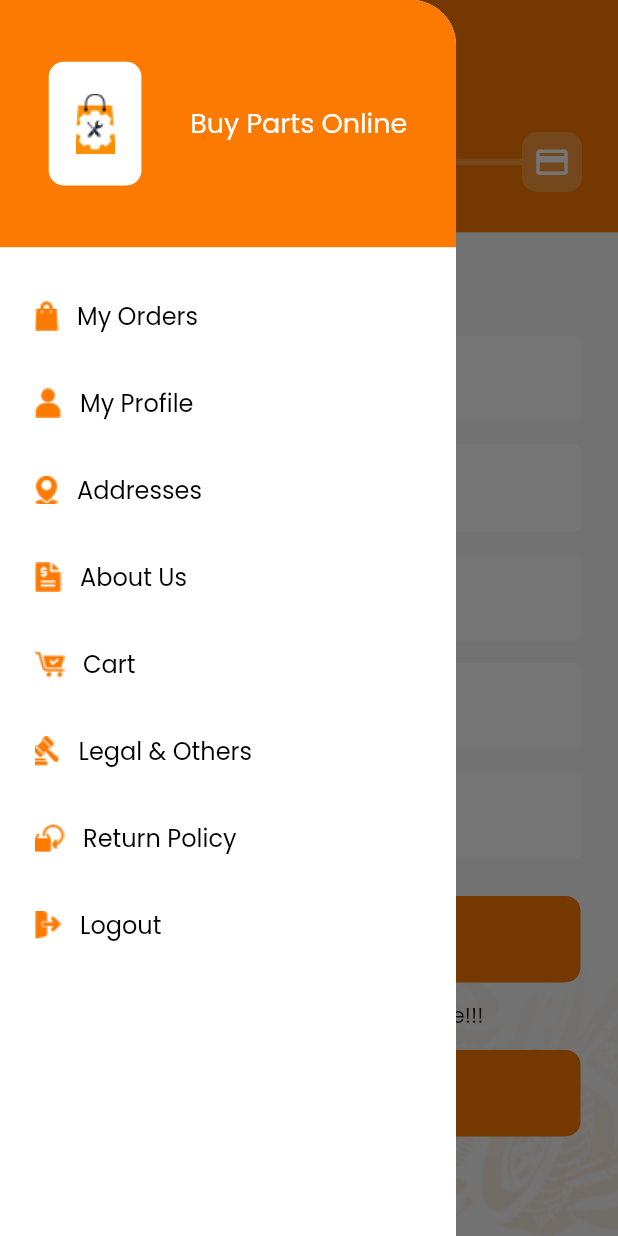
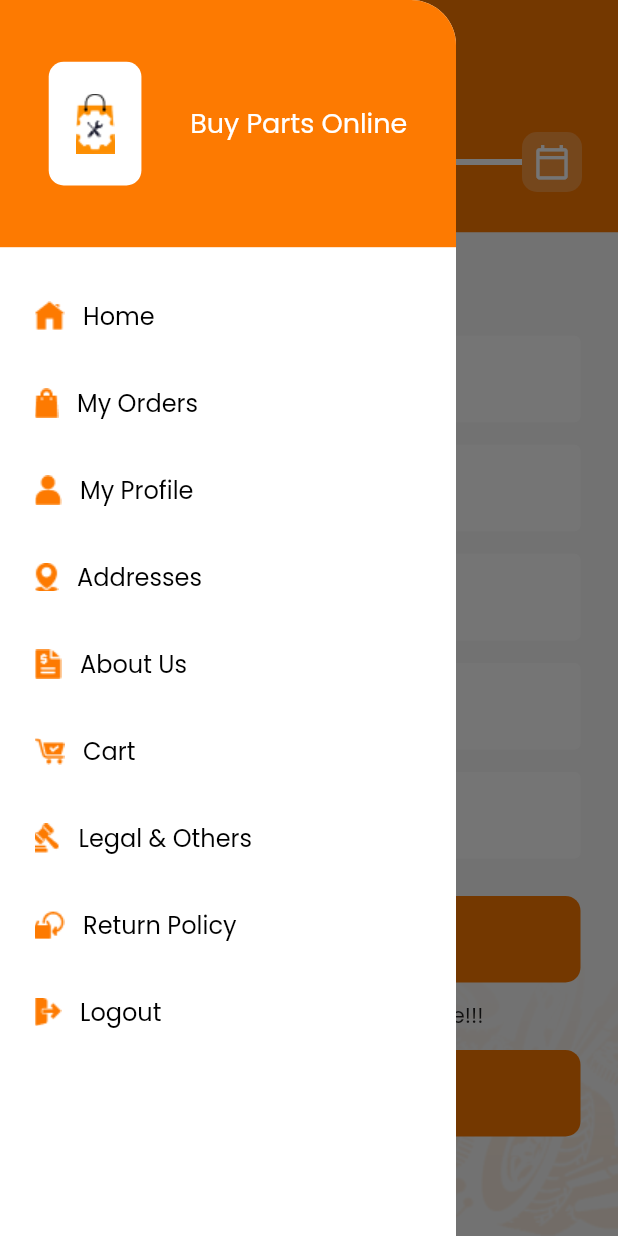
Before and after one commit to SahilMunjapara/buypartsonline, a Flutter app: the CartAddressScreen screen opened by its route, with the side drawer open, on a phone screen of 412 x 824 dp. Run offline on Flutter 3.47's test engine with Material 2 defaults, Android fonts, the phone set to English and light mode, and no system bars; our stand-ins replace badges, bloc, equatable, flutter_bloc, fluttertoast, pull_to_refresh and 2 more; missing offline and left inert: razorpay_flutter; accounts and stored records are empty; network calls fail.

Commit message:
Manage the home button navigation at drawer and manage the limit of address length at cart screen and address screen

```diff
--- a/lib/Screen/addressScreen/presentation/address_screen.dart
+++ b/lib/Screen/addressScreen/presentation/address_screen.dart
@@ -217,7 +217,7 @@ class _AddressScreenState extends State<AddressScreen> {
                                   ),
                                   verticalSpace(15),
                                   CustomTextField(
-                                    maxLength: 100,
+                                    maxLength: 200,
                                     controller: addressController,
                                     focusNode: addressFocusNode,
                                     validator: Validator.addressValidator,
--- a/lib/Screen/cartScreen/presentation/cart_address_screen.dart
+++ b/lib/Screen/cartScreen/presentation/cart_address_screen.dart
@@ -9,6 +9,7 @@ import 'package:buypartsonline/UI_Helper/string.dart';
 import 'package:buypartsonline/UI_Helper/text_style.dart';
 import 'package:buypartsonline/Utils/app_preferences/app_preferences.dart';
 import 'package:buypartsonline/Utils/app_preferences/prefrences_key.dart';
+import 'package:buypartsonline/Utils/enums.dart';
 import 'package:buypartsonline/Utils/size_utils/size_utils.dart';
 import 'package:buypartsonline/Utils/validation/validation.dart';
 import 'package:buypartsonline/common_widget/bottom_design.dart';
@@ -95,7 +96,9 @@ class _CartAddressScreenState extends State<CartAddressScreen> {
     return Scaffold(
       backgroundColor: colorWhiteBackground,
       key: _scaffoldKey,
-      drawer: const HomeScreenDrawer(),
+      drawer: const HomeScreenDrawer(
+        currentScreen: HomeScreenDrawerEnum.cart,
+      ),
       appBar: AppBar(
         elevation: 0,
         title: Text(
@@ -181,7 +184,7 @@ class _CartAddressScreenState extends State<CartAddressScreen> {
                                   ),
                                   verticalSpace(15),
                                   CustomTextField(
-                                    maxLength: 100,
+                                    maxLength: 200,
                                     controller: addressController,
                                     focusNode: addressFocusNode,
                                     validator: Validator.addressValidator,
--- a/lib/Screen/cartScreen/presentation/cart_payout_screen.dart
+++ b/lib/Screen/cartScreen/presentation/cart_payout_screen.dart
@@ -9,6 +9,7 @@ import 'package:buypartsonline/UI_Helper/colors.dart';
 import 'package:buypartsonline/UI_Helper/images.dart';
 import 'package:buypartsonline/UI_Helper/string.dart';
 import 'package:buypartsonline/UI_Helper/text_style.dart';
+import 'package:buypartsonline/Utils/enums.dart';
 import 'package:buypartsonline/Utils/size_utils/size_utils.dart';
 import 'package:buypartsonline/common_widget/bottom_design.dart';
 import 'package:buypartsonline/common_widget/home_screen_drawer.dart';
@@ -123,7 +124,9 @@ class _CartPayoutScreenState extends State<CartPayoutScreen> {
     return Scaffold(
       backgroundColor: colorWhiteBackground,
       key: _scaffoldKey,
-      drawer: const HomeScreenDrawer(),
+      drawer: const HomeScreenDrawer(
+        currentScreen: HomeScreenDrawerEnum.cart,
+      ),
       appBar: AppBar(
         elevation: 0,
         title: Text(
--- a/lib/Screen/cartScreen/presentation/cart_screen.dart
+++ b/lib/Screen/cartScreen/presentation/cart_screen.dart
@@ -12,6 +12,7 @@ import 'package:buypartsonline/UI_Helper/string.dart';
 import 'package:buypartsonline/UI_Helper/text_style.dart';
 import 'package:buypartsonline/Utils/app_preferences/app_preferences.dart';
 import 'package:buypartsonline/Utils/app_preferences/prefrences_key.dart';
+import 'package:buypartsonline/Utils/enums.dart';
 import 'package:buypartsonline/Utils/size_utils/size_utils.dart';
 import 'package:buypartsonline/common_widget/bottom_design.dart';
 import 'package:buypartsonline/common_widget/home_screen_drawer.dart';
@@ -58,7 +59,9 @@ class _CartScreenState extends State<CartScreen> {
     return Scaffold(
       backgroundColor: colorWhiteBackground,
       key: _scaffoldKey,
-      drawer: const HomeScreenDrawer(),
+      drawer: const HomeScreenDrawer(
+        currentScreen: HomeScreenDrawerEnum.cart,
+      ),
       appBar: AppBar(
         elevation: 0,
         title: Text(
--- a/lib/Screen/cartScreen/presentation/widget/header_stepper_widget.dart
+++ b/lib/Screen/cartScreen/presentation/widget/header_stepper_widget.dart
@@ -25,7 +25,7 @@ class HeaderStepperWidget extends StatelessWidget {
           Icons.shopping_cart_outlined,
           Icons.location_on_outlined,
           Icons.calendar_today_outlined,
-          Icons.credit_card,
+          // Icons.credit_card,
         ],
         curStep: currentStep,
         activeColor: colorWhite,
--- a/lib/Screen/homeScreen/presentation/page/home_screen.dart
+++ b/lib/Screen/homeScreen/presentation/page/home_screen.dart
@@ -13,6 +13,7 @@ import 'package:buypartsonline/UI_Helper/string.dart';
 import 'package:buypartsonline/UI_Helper/text_style.dart';
 import 'package:buypartsonline/Utils/app_preferences/app_preferences.dart';
 import 'package:buypartsonline/Utils/app_preferences/prefrences_key.dart';
+import 'package:buypartsonline/Utils/enums.dart';
 import 'package:buypartsonline/Utils/size_utils/size_utils.dart';
 import 'package:buypartsonline/common_widget/banner_carousel.dart';
 import 'package:buypartsonline/common_widget/bottom_design.dart';
@@ -75,7 +76,9 @@ class _HomeScreenState extends State<HomeScreen> {
         resizeToAvoidBottomInset: false,
         backgroundColor: colorWhiteBackground,
         key: _scaffoldKey,
-        drawer: const HomeScreenDrawer(),
+        drawer: const HomeScreenDrawer(
+          currentScreen: HomeScreenDrawerEnum.home,
+        ),
         appBar: AppBar(
           elevation: 0,
           title: Text(
--- a/lib/Screen/myOrderScreen/presentation/my_orders_screen.dart
+++ b/lib/Screen/myOrderScreen/presentation/my_orders_screen.dart
@@ -11,6 +11,7 @@ import 'package:buypartsonline/UI_Helper/string.dart';
 import 'package:buypartsonline/UI_Helper/text_style.dart';
 import 'package:buypartsonline/Utils/app_preferences/app_preferences.dart';
 import 'package:buypartsonline/Utils/app_preferences/prefrences_key.dart';
+import 'package:buypartsonline/Utils/enums.dart';
 import 'package:buypartsonline/Utils/size_utils/size_utils.dart';
 import 'package:buypartsonline/common_widget/bottom_design.dart';
 import 'package:buypartsonline/common_widget/home_screen_drawer.dart';
@@ -66,7 +67,9 @@ class _MyOrderScreenState extends State<MyOrderScreen> {
     return Scaffold(
       key: _scaffoldKey,
       backgroundColor: colorWhiteBackground,
-      drawer: const HomeScreenDrawer(),
+      drawer: const HomeScreenDrawer(
+        currentScreen: HomeScreenDrawerEnum.myOrders,
+      ),
       appBar: AppBar(
         elevation: 0,
         title: Text(
--- a/lib/UI_Helper/images.dart
+++ b/lib/UI_Helper/images.dart
@@ -36,4 +36,5 @@ class AssetStrings {
   static const String onRadio = 'assets/png/onradio.png';
   static const String offRadio = 'assets/png/offradio.png';
   static const String contactUs = 'assets/png/contactus.png';
+  static const String home = 'assets/png/home.png';
 }
--- a/lib/UI_Helper/string.dart
+++ b/lib/UI_Helper/string.dart
@@ -137,6 +137,7 @@ class Strings {
   static const String returnPolicy = 'Return Policy';
   static const String cancelOrder = 'Cancel Order';
   static const String trackOrder = 'Track Order';
+  static const String home = 'Home';
 }
 
 List<String> razorPayWalletList = [
--- /dev/null
+++ b/lib/Utils/enums.dart
@@ -0,0 +1 @@
+enum HomeScreenDrawerEnum { home, myOrders, cart }
--- a/lib/Utils/validation/validation.dart
+++ b/lib/Utils/validation/validation.dart
@@ -80,8 +80,8 @@ class Validator {
   static String? addressValidator(String? value) {
     if (value?.isEmpty ?? false) {
       return 'Address is required';
-    } else if (value!.length > 50) {
-      return 'Address should be 50 character';
+    } else if (value!.length > 200) {
+      return 'Address should be 200 character';
     } else {
       return null;
     }
--- a/lib/common_widget/home_screen_drawer.dart
+++ b/lib/common_widget/home_screen_drawer.dart
@@ -4,12 +4,14 @@ import 'package:buypartsonline/UI_Helper/images.dart';
 import 'package:buypartsonline/UI_Helper/string.dart';
 import 'package:buypartsonline/UI_Helper/text_style.dart';
 import 'package:buypartsonline/Utils/app_preferences/app_preferences.dart';
+import 'package:buypartsonline/Utils/enums.dart';
 import 'package:buypartsonline/Utils/size_utils/size_utils.dart';
 import 'package:buypartsonline/common_widget/space_widget.dart';
 import 'package:flutter/material.dart';
 
 class HomeScreenDrawer extends StatefulWidget {
-  const HomeScreenDrawer({Key? key}) : super(key: key);
+  const HomeScreenDrawer({this.currentScreen, Key? key}) : super(key: key);
+  final HomeScreenDrawerEnum? currentScreen;
 
   @override
   _HomeScreenDrawerState createState() => _HomeScreenDrawerState();
@@ -82,14 +84,31 @@ class _HomeScreenDrawerState extends State<HomeScreenDrawer> {
                       //   text: Strings.searchByVIN,
                       //   ontap: () {},
                       // ),
-                      // verticalSpace(34),
+                      drawerList(
+                        image: AssetStrings.home,
+                        text: Strings.home,
+                        ontap: () {
+                          Navigator.of(context).pop();
+                          if (widget.currentScreen !=
+                              HomeScreenDrawerEnum.home) {
+                            Navigator.of(context).pushNamedAndRemoveUntil(
+                              Routes.homeScreen,
+                              (context) => false,
+                            );
+                          }
+                        },
+                      ),
+                      verticalSpace(34),
                       drawerList(
                         image: AssetStrings.myOrders,
                         text: Strings.myOrders,
                         ontap: () {
                           Navigator.of(context).pop();
-                          Navigator.of(context)
-                              .pushNamed(Routes.myOrdersScreen);
+                          if (widget.currentScreen !=
+                              HomeScreenDrawerEnum.myOrders) {
+                            Navigator.of(context)
+                                .pushNamed(Routes.myOrdersScreen);
+                          }
                         },
                       ),
                       verticalSpace(34),
@@ -126,7 +145,10 @@ class _HomeScreenDrawerState extends State<HomeScreenDrawer> {
                         text: Strings.cart,
                         ontap: () {
                           Navigator.pop(context);
-                          Navigator.pushNamed(context, Routes.cartScreen);
+                          if (widget.currentScreen !=
+                              HomeScreenDrawerEnum.cart) {
+                            Navigator.pushNamed(context, Routes.cartScreen);
+                          }
                         },
                       ),
                       // verticalSpace(34),
```
Also changed, not shown: lib/Screen/cartScreen/presentation/cart_checkout_screen.dart (+89 -39 lines), assets/png/home.png (added).
